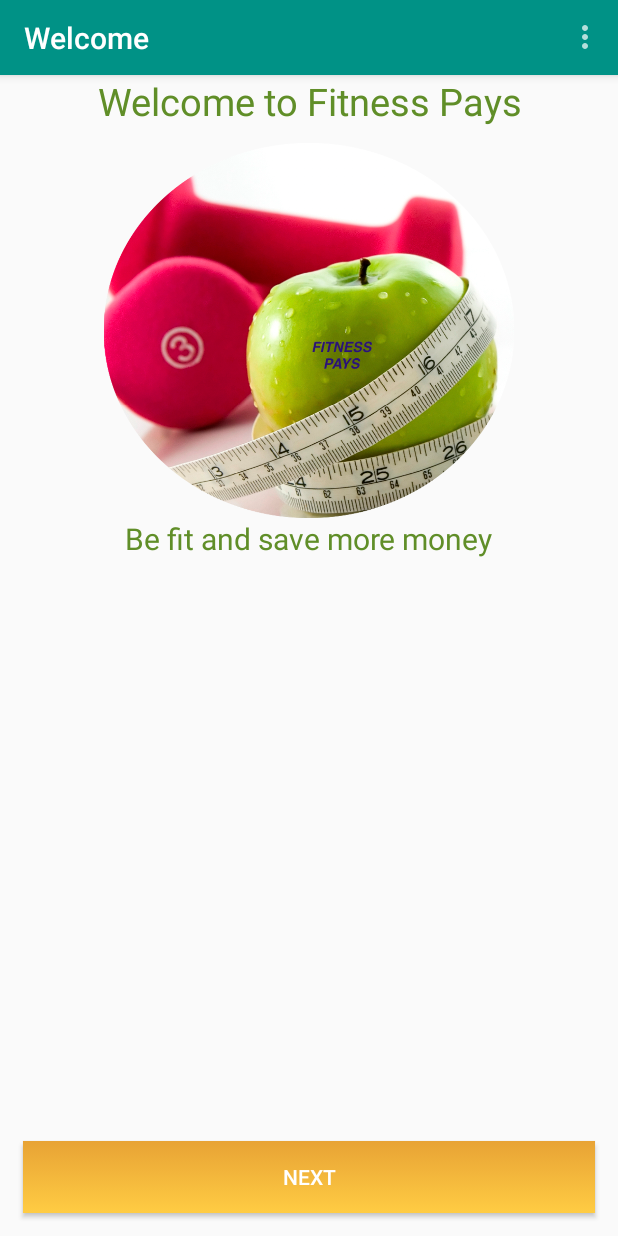
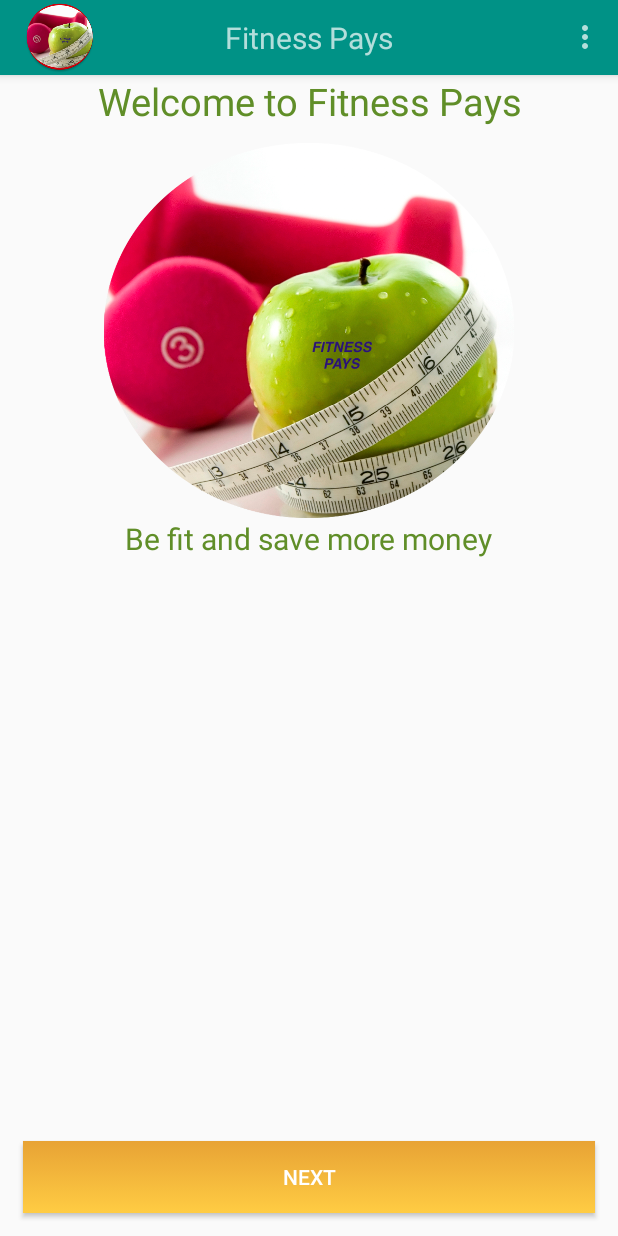
Before and after one commit to raghuwarrier/Fitness, an Android app: the screen it shows after launch (WelcomeActivity), on a phone screen of 412 x 824 dp. Run offline under Robolectric (Android 15) with nearby library versions, the phone set to English and light mode, and no system bars; 3 statements that could not run were skipped.

Commit message:
added logo and center aligned title on toolbar

```diff
--- a/app/src/main/java/fitness/com/fitness/FitnessActivity.java
+++ b/app/src/main/java/fitness/com/fitness/FitnessActivity.java
@@ -222,8 +222,10 @@ public class FitnessActivity extends Activity implements
                 public void run() {
                     TextView text = (TextView)findViewById(R.id.name);
                     Gson gson = new Gson();
+/*
                     SampleObject obj = gson.fromJson(strJson, SampleObject.class);
                     text.setText(obj.getBody()[0].getName());
+*/
 
                 }
             });
--- a/app/src/main/java/fitness/com/fitness/WelcomeActivity.java
+++ b/app/src/main/java/fitness/com/fitness/WelcomeActivity.java
@@ -21,6 +21,9 @@ public class WelcomeActivity extends ActionBarActivity implements View.OnClickLi
         super.onCreate(savedInstanceState);
         setContentView(R.layout.activity_welcome);
         toolbar = (Toolbar) findViewById(R.id.tool_bar); // Attaching the layout to the toolbar object
+        toolbar.setLogo(R.mipmap.ic_launcher);
+        toolbar.setTitle("");
+
         setSupportActionBar(toolbar);
         findViewById(R.id.next).setOnClickListener(this);
 
--- a/app/src/main/res/layout/toolbar.xml
+++ b/app/src/main/res/layout/toolbar.xml
@@ -5,5 +5,12 @@
 
     android:theme="@style/ThemeOverlay.AppCompat.Dark"    android:elevation="4dp"
     >
-
+    <TextView
+        android:layout_width="wrap_content"
+        android:layout_height="wrap_content"
+        android:text="Fitness Pays"
+        android:layout_gravity="center"
+        android:id="@+id/toolbar_title"
+        android:fontFamily="Arial"
+        android:textSize="20dp"/>
 </android.support.v7.widget.Toolbar>
```
Also changed, not shown: 1 other file.
